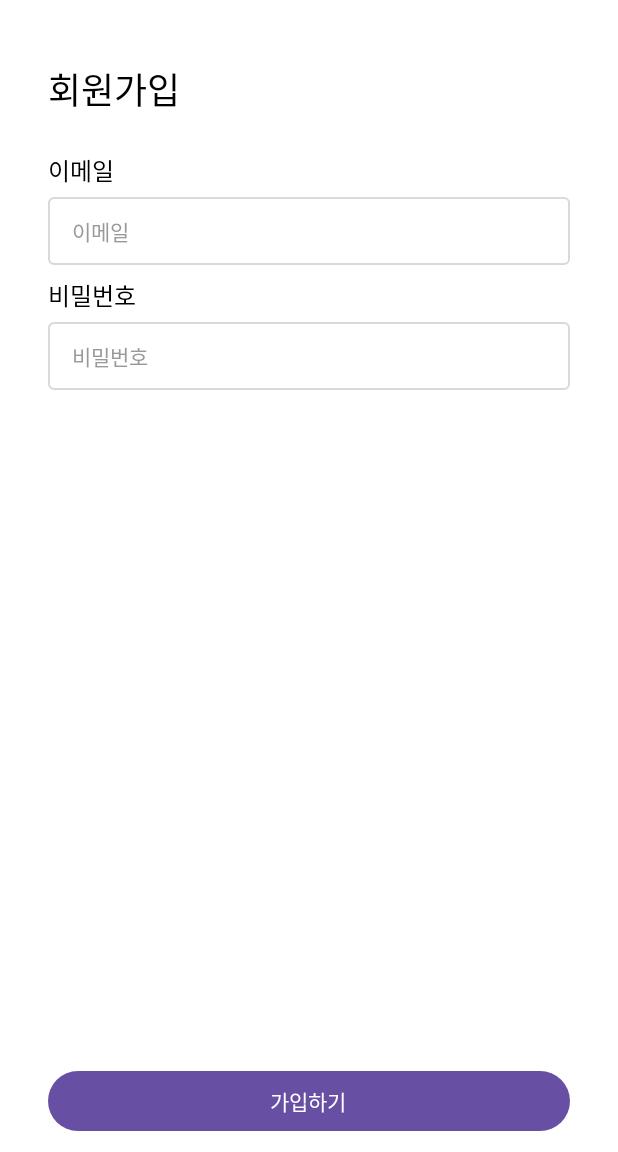
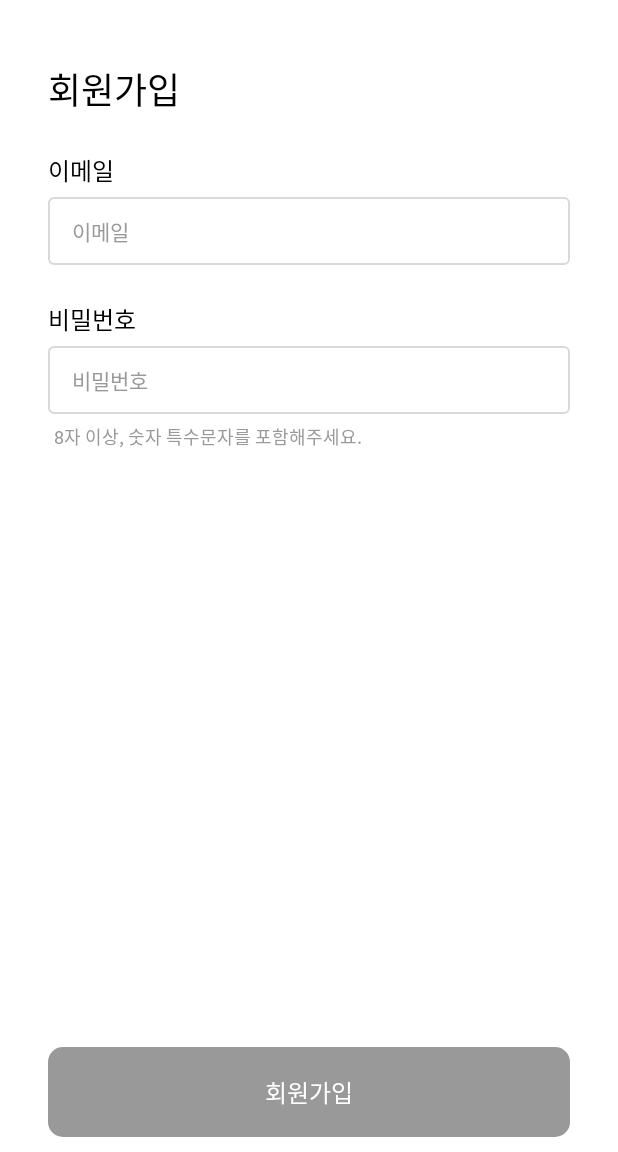
Before and after one commit to KUIT-MORU/KUIT_MORU_Android, an Android app built with Jetpack Compose: the SignUpScreen screen opened through its navigation route, on a phone screen of 412 x 824 dp, the part 84-1236 px from its top. Run offline under Robolectric (Android 15) with nearby library versions, the phone set to English and light mode, and no system bars; our stand-ins replace accompanist; Roboto replaces fonts that are not available here.

Commit message:
feat: 회원가입 형식 valid check 업데이트

```diff
--- a/app/src/main/java/com/konkuk/moru/presentation/login/LoginScreen.kt
+++ b/app/src/main/java/com/konkuk/moru/presentation/login/LoginScreen.kt
@@ -110,7 +110,7 @@ fun LoginScreen(navController: NavController) {
         ) {
             errorMessage?.let {
                 Text(
-                    text = "이메일 또는 비밀번호가 일치하지 않습니다.",
+                    text = it,
                     style = typography.desc_M_12,
                     color = colors.red,
                     modifier = Modifier.padding(top = 6.dp)
--- a/app/src/main/java/com/konkuk/moru/presentation/signup/SignUpScreen.kt
+++ b/app/src/main/java/com/konkuk/moru/presentation/signup/SignUpScreen.kt
@@ -1,9 +1,11 @@
 package com.konkuk.moru.presentation.signup
 
+import android.opengl.ETC1.isValid
 import androidx.compose.foundation.background
 import androidx.compose.foundation.gestures.detectTapGestures
 import androidx.compose.foundation.layout.Arrangement
 import androidx.compose.foundation.layout.Column
+import androidx.compose.foundation.layout.Row
 import androidx.compose.foundation.layout.Spacer
 import androidx.compose.foundation.layout.fillMaxSize
 import androidx.compose.foundation.layout.fillMaxWidth
@@ -33,24 +35,24 @@ import com.konkuk.moru.ui.theme.MORUTheme.colors
 import com.konkuk.moru.ui.theme.MORUTheme.typography
 import androidx.compose.ui.input.pointer.pointerInput
 import androidx.compose.ui.platform.LocalFocusManager
+import com.konkuk.moru.presentation.signup.component.SignUpButton
 
 @Composable
 fun SignUpScreen(navController: NavController) {
     val screenHeight = LocalConfiguration.current.screenHeightDp.dp
+    val focusManager = LocalFocusManager.current
 
     var email by remember { mutableStateOf("") }
     var password by remember { mutableStateOf("") }
 
-    val isEmailValid = remember(email) {
-        android.util.Patterns.EMAIL_ADDRESS.matcher(email).matches()
+    var isEmailValid by remember { mutableStateOf(false) }
+    val isPasswordValid = remember(password) {
+        password.length >= 8 && password.contains(Regex("[0-9]")) && password.contains(Regex("[!@#\$%^&*(),.?\":{}|<>]"))
     }
-    val isPasswordValid = remember(password) {
-        password.isNotBlank()
-    }
-    //val isFormValid = isEmailValid && isPasswordValid
-    val isFormValid = true // 임시로 유효성 검사 생략
+    val isFormValid = isEmailValid && isPasswordValid
+    //val isFormValid = true // 임시로 유효성 검사 생략
 
-    val focusManager = LocalFocusManager.current
+    var emailInvalidMessage by remember { mutableStateOf<String?>(null) }
 
     Column(
         modifier = Modifier
@@ -81,7 +83,8 @@ fun SignUpScreen(navController: NavController) {
                 .fillMaxWidth()
                 .weight(1f)
                 .background(Color(0xFFFFFFFF))
-                .padding(horizontal = 32.dp),
+                .padding(horizontal = 32.dp)
+                .padding(bottom = 10.dp),
             verticalArrangement = Arrangement.SpaceBetween
         ) {
             Column {
@@ -102,11 +105,35 @@ fun SignUpScreen(navController: NavController) {
 
                 SignUpTextField(
                     value = email,
-                    onValueChange = { email = it },
+                    onValueChange = {
+                        email = it
+                        isEmailValid = android.util.Patterns.EMAIL_ADDRESS.matcher(email).matches()
+                        emailInvalidMessage =
+                            if (email.isNotBlank() && !isEmailValid) {
+                                "이메일 형식이 올바르지 않습니다."
+                            } else {
+                                null
+                            }
+                    },
+                    isValid = email.isEmpty() || isEmailValid,
                     placeholder = "이메일",
                     keyboardType = KeyboardType.Email
                 )
-                Spacer(modifier = Modifier.height(8.dp))
+
+                Row(
+                    modifier = Modifier
+                        .fillMaxWidth()
+                        .height(24.dp)
+                ) {
+                    emailInvalidMessage?.let {
+                        Text(
+                            text = it,
+                            style = typography.desc_M_12,
+                            color = colors.red,
+                            modifier = Modifier.padding(top = 6.dp, start = 4.dp)
+                        )
+                    }
+                }
 
                 Text(
                     text = "비밀번호",
@@ -118,24 +145,36 @@ fun SignUpScreen(navController: NavController) {
                 SignUpTextField(
                     value = password,
                     onValueChange = { password = it },
+                    isValid = password.isEmpty() || isPasswordValid,
                     placeholder = "비밀번호",
                     keyboardType = KeyboardType.Password,
                     visualTransformation = PasswordVisualTransformation()
                 )
+
+                Spacer(modifier = Modifier.height(6.dp))
+
+                Text(
+                    text = "8자 이상, 숫자 특수문자를 포함해주세요.",
+                    style = typography.desc_M_12,
+                    color = if (password.isNotBlank() && !isPasswordValid) {
+                        colors.red
+                    } else {
+                        colors.mediumGray
+                    },
+                    modifier = Modifier.padding(start = 4.dp)
+                )
             }
 
-            Button(
-                onClick = {
+            SignUpButton(
+                enabled = isFormValid
+            ) {
+                if (isFormValid) {
                     navController.navigate("main") {
                         popUpTo("login") { inclusive = true }
                     }
-                },
-                modifier = Modifier
-                    .fillMaxWidth()
-                    .padding(bottom = 10.dp),
-                enabled = isFormValid // ✅ 여기!
-            ) {
-                Text("가입하기")
+                } else {
+                    // 유효성 검사 실패 시 처리
+                }
             }
         }
     }
--- /dev/null
+++ b/app/src/main/java/com/konkuk/moru/presentation/signup/component/SignUpButton.kt
@@ -0,0 +1,47 @@
+package com.konkuk.moru.presentation.signup.component
+
+import androidx.compose.foundation.layout.fillMaxWidth
+import androidx.compose.foundation.layout.height
+import androidx.compose.foundation.shape.RoundedCornerShape
+import androidx.compose.material3.Button
+import androidx.compose.material3.ButtonDefaults
+import androidx.compose.material3.Text
+import androidx.compose.runtime.Composable
+import androidx.compose.ui.Modifier
+import androidx.compose.ui.graphics.Color
+import androidx.compose.ui.tooling.preview.Preview
+import androidx.compose.ui.unit.dp
+import com.konkuk.moru.ui.theme.MORUTheme.colors
+import com.konkuk.moru.ui.theme.MORUTheme.typography
+
+@Composable
+fun SignUpButton(
+    enabled: Boolean,
+    onClick: () -> Unit
+) {
+    val backgroundColor = if(enabled) colors.charcoalBlack else colors.mediumGray
+    val textColor = if(enabled) colors.paleLime else Color.White
+    Button(
+        onClick = onClick,
+        //enabled = enabled,
+        shape = RoundedCornerShape(10.dp),
+        colors = ButtonDefaults.buttonColors(
+            containerColor = backgroundColor,
+            contentColor = textColor
+        ),
+        modifier = Modifier
+            .fillMaxWidth()
+            .height(60.dp)
+    ) {
+        Text(
+            text = "회원가입",
+            style = typography.body_SB_16
+        )
+    }
+}
+
+@Preview
+@Composable
+private fun SignUpButtonPreview() {
+    SignUpButton(true){}
+}
--- a/app/src/main/java/com/konkuk/moru/presentation/signup/component/SignUpTextField.kt
+++ b/app/src/main/java/com/konkuk/moru/presentation/signup/component/SignUpTextField.kt
@@ -31,6 +31,7 @@ import com.konkuk.moru.ui.theme.MORUTheme.typography
 fun SignUpTextField(
     value: String,
     onValueChange: (String) -> Unit,
+    isValid: Boolean,
     placeholder: String,
     keyboardType: KeyboardType = KeyboardType.Text,
     visualTransformation: VisualTransformation = VisualTransformation.None,
@@ -38,7 +39,12 @@ fun SignUpTextField(
     val interactionSource = remember { MutableInteractionSource() }
     val isFocused by interactionSource.collectIsFocusedAsState()
 
-    val borderColor = if (isFocused) colors.limeGreen else colors.lightGray
+    val borderColor =
+        if (isValid) {
+            if (isFocused) colors.limeGreen else colors.lightGray
+        } else {
+            colors.red
+        }
 
     BasicTextField(
         value = value,
@@ -84,6 +90,7 @@ private fun BasicPreview() {
     SignUpTextField(
         value = "",
         onValueChange = {},
+        isValid = true,
         placeholder = "이메일",
         keyboardType = KeyboardType.Email,
         visualTransformation = VisualTransformation.None,
```
